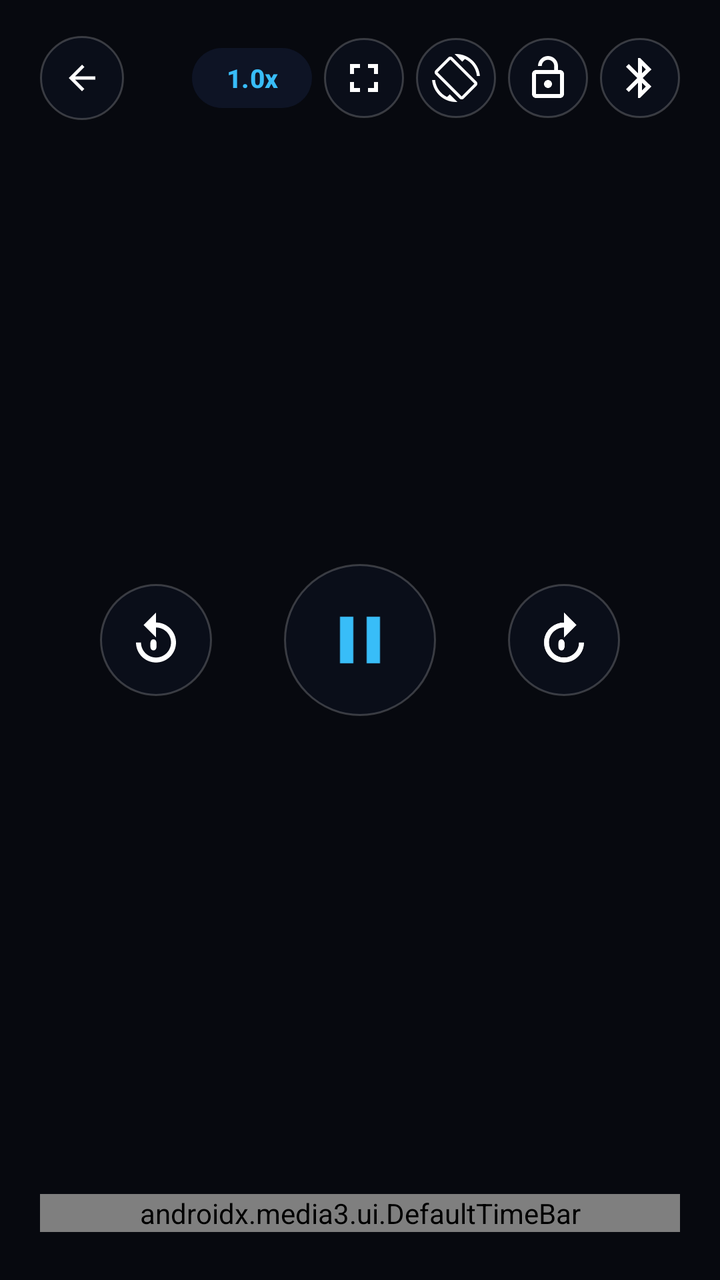
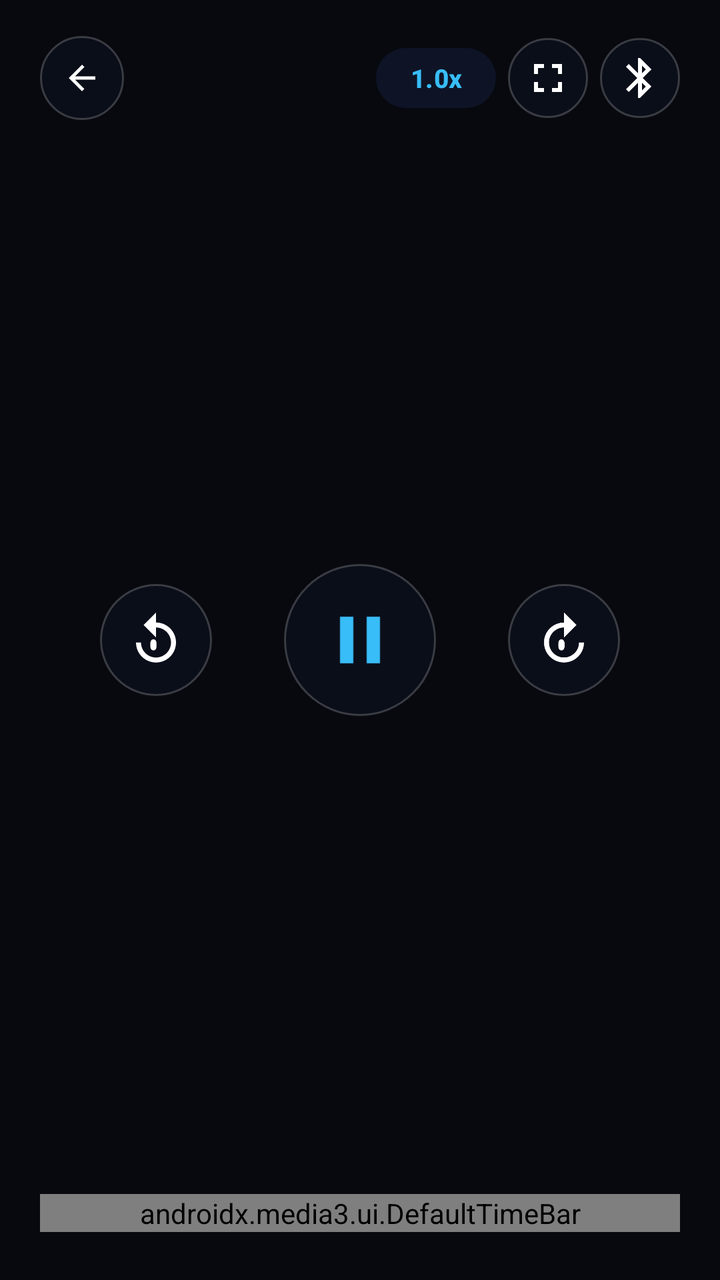

Before-and-after screenshots of an Android layout around one commit, followed by the original layout XML and the change that was made.
<!-- AndroidManifest.xml: application theme Theme.GateFocus -->
<!-- res/layout/custom_player_control.xml -->
<?xml version="1.0" encoding="utf-8"?>
<RelativeLayout xmlns:android="http://schemas.android.com/apk/res/android"
    xmlns:app="http://schemas.android.com/apk/res-auto"
    android:layout_width="match_parent"
    android:layout_height="match_parent"
    android:background="#66000000"
    android:paddingHorizontal="20dp"
    android:paddingVertical="18dp">

    
    <LinearLayout
        android:id="@+id/topBar"
        android:layout_width="match_parent"
        android:layout_height="wrap_content"
        android:layout_alignParentTop="true"
        android:gravity="center_vertical"
        android:orientation="horizontal">

        <ImageButton
            android:id="@+id/btnBack"
            android:layout_width="42dp"
            android:layout_height="42dp"
            android:background="@drawable/bg_circle_button"
            android:contentDescription="Back"
            android:padding="9dp"
            android:src="@drawable/ic_arrow_back"
            app:tint="@color/white" />

        <TextView
            android:id="@+id/tvVideoTitle"
            android:layout_width="0dp"
            android:layout_height="wrap_content"
            android:layout_marginHorizontal="12dp"
            android:layout_weight="1"
            android:ellipsize="end"
            android:maxLines="1"
            android:textColor="@color/white"
            android:textSize="16sp"
            android:textStyle="bold" />

        
        <Button
            android:id="@+id/btnSpeed"
            android:layout_width="wrap_content"
            android:layout_height="38dp"
            android:backgroundTint="#990F172A"
            android:minWidth="60dp"
            android:paddingHorizontal="12dp"
            android:text="1.0x"
            android:textColor="@color/accent"
            android:textSize="13sp"
            android:textStyle="bold" />

        
        <ImageButton
            android:id="@+id/btnAspectFit"
            android:layout_width="40dp"
            android:layout_height="40dp"
            android:layout_marginStart="6dp"
            android:background="@drawable/bg_circle_button"
            android:contentDescription="Toggle Fit or Fill"
            android:padding="8dp"
            android:src="@drawable/ic_fullscreen"
            app:tint="@color/white" />

        
        <ImageButton
            android:id="@+id/btnRotate"
            android:layout_width="40dp"
            android:layout_height="40dp"
            android:layout_marginStart="6dp"
            android:background="@drawable/bg_circle_button"
            android:contentDescription="Rotate Screen"
            android:padding="8dp"
            android:src="@drawable/ic_screen_rotation"
            app:tint="@color/white" />

        
        <ImageButton
            android:id="@+id/btnTouchLock"
            android:layout_width="40dp"
            android:layout_height="40dp"
            android:layout_marginStart="6dp"
            android:background="@drawable/bg_circle_button"
            android:contentDescription="Lock Controls"
            android:padding="8dp"
            android:src="@drawable/ic_lock_open"
            app:tint="@color/white" />

        
        <ImageButton
            android:id="@+id/btnBluetooth"
            android:layout_width="40dp"
            android:layout_height="40dp"
            android:layout_marginStart="6dp"
            android:background="@drawable/bg_circle_button"
            android:contentDescription="Connect Bluetooth Headphones"
            android:padding="8dp"
            android:src="@drawable/ic_bluetooth"
            app:tint="@color/white" />
    </LinearLayout>

    
    <LinearLayout
        android:layout_width="wrap_content"
        android:layout_height="wrap_content"
        android:layout_centerInParent="true"
        android:gravity="center"
        android:orientation="horizontal">

        <ImageButton
            android:id="@+id/exo_rew"
            android:layout_width="56dp"
            android:layout_height="56dp"
            android:background="@drawable/bg_circle_button"
            android:contentDescription="Rewind 10 seconds"
            android:padding="13dp"
            android:scaleType="fitCenter"
            android:src="@drawable/ic_replay_10"
            app:tint="@color/white" />

        <ImageButton
            android:id="@+id/btnPlayPause"
            android:layout_width="76dp"
            android:layout_height="76dp"
            android:layout_marginHorizontal="36dp"
            android:background="@drawable/bg_circle_button"
            android:contentDescription="Play or Pause"
            android:padding="18dp"
            android:scaleType="fitCenter"
            android:src="@drawable/ic_pause"
            app:tint="@color/accent" />

        <ImageButton
            android:id="@+id/exo_ffwd"
            android:layout_width="56dp"
            android:layout_height="56dp"
            android:background="@drawable/bg_circle_button"
            android:contentDescription="Forward 10 seconds"
            android:padding="13dp"
            android:scaleType="fitCenter"
            android:src="@drawable/ic_forward_10"
            app:tint="@color/white" />
    </LinearLayout>

    
    <LinearLayout
        android:layout_width="match_parent"
        android:layout_height="wrap_content"
        android:layout_alignParentBottom="true"
        android:gravity="center_vertical"
        android:orientation="horizontal"
        android:paddingBottom="6dp">

        <TextView
            android:id="@+id/exo_position"
            android:layout_width="0dp"
            android:layout_height="0dp"
            android:visibility="gone" />

        <androidx.media3.ui.DefaultTimeBar
            android:id="@+id/exo_progress"
            android:layout_width="match_parent"
            android:layout_height="wrap_content"
            app:bar_height="5dp"
            app:buffered_color="#66FFFFFF"
            app:played_color="@color/accent"
            app:scrubber_color="@color/accent"
            app:scrubber_dragged_size="22dp"
            app:scrubber_enabled_size="16dp"
            app:touch_target_height="38dp"
            app:unplayed_color="#38FFFFFF" />

        <TextView
            android:id="@+id/exo_duration"
            android:layout_width="0dp"
            android:layout_height="0dp"
            android:visibility="gone" />
    </LinearLayout>

</RelativeLayout>
<!-- resources referenced by this layout -->
<resources>
  <color name="accent">#38BDF8</color>
  <color name="white">#FFFFFF</color>
  <!-- drawable bg_circle_button (drawable) -->
  <?xml version="1.0" encoding="utf-8"?>
  <shape xmlns:android="http://schemas.android.com/apk/res/android"
      android:shape="oval">
      <solid android:color="#660F172A" />
      <stroke
          android:width="1dp"
          android:color="#33FFFFFF" />
  </shape>
  <!-- drawable ic_arrow_back (drawable) -->
  <vector xmlns:android="http://schemas.android.com/apk/res/android"
      android:width="20dp"
      android:height="20dp"
      android:viewportWidth="24"
      android:viewportHeight="24"
      android:tint="?attr/colorControlNormal">
      <path
          android:fillColor="@android:color/white"
          android:pathData="M20,11H7.83l5.59,-5.59L12,4l-8,8 8,8 1.41,-1.41L7.83,13H20v-2z" />
  </vector>
  <!-- drawable ic_bluetooth (drawable) -->
  <vector xmlns:android="http://schemas.android.com/apk/res/android"
      android:width="24dp"
      android:height="24dp"
      android:viewportWidth="24"
      android:viewportHeight="24">
      <path
          android:fillColor="@color/white"
          android:pathData="M17.71,7.71L12,2h-1v7.59L6.41,5 5,6.41 10.59,12 5,17.59 6.41,19 11,14.41V22h1l5.71,-5.71 -4.3,-4.29 4.3,-4.29zM13,5.83l1.88,1.88L13,9.59V5.83zm1.88,10.46L13,18.17v-3.76l1.88,1.88z"/>
  </vector>
  <!-- drawable ic_fullscreen (drawable) -->
  <vector xmlns:android="http://schemas.android.com/apk/res/android"
      android:width="24dp"
      android:height="24dp"
      android:viewportWidth="24"
      android:viewportHeight="24">
      <path
          android:fillColor="@android:color/white"
          android:pathData="M7,14H5v5h5v-2H7v-3zM5,10h2V7h3V5H5v5zM17,17h-3v2h5v-5h-2v3zM14,5v2h3v3h2V5h-5z" />
  </vector>
  <!-- drawable ic_lock_open (drawable) -->
  <vector xmlns:android="http://schemas.android.com/apk/res/android"
      android:width="24dp"
      android:height="24dp"
      android:viewportWidth="24"
      android:viewportHeight="24">
      <path
          android:fillColor="@android:color/white"
          android:pathData="M12,17c1.1,0 2,-0.9 2,-2s-0.9,-2 -2,-2 -2,0.9 -2,2 0.9,2 2,2zM18,8h-1V6c0,-2.76 -2.24,-5 -5,-5S7,3.24 7,6h1.9c0,-1.71 1.39,-3.1 3.1,-3.1 1.71,0 3.1,1.39 3.1,3.1v2H6c-1.1,0 -2,0.9 -2,2v10c0,1.1 0.9,2 2,2h12c1.1,0 2,-0.9 2,-2V10c0,-1.1 -0.9,-2 -2,-2zM18,20H6V10h12v10z" />
  </vector>
  <!-- drawable ic_pause (drawable) -->
  <vector xmlns:android="http://schemas.android.com/apk/res/android"
      android:width="24dp"
      android:height="24dp"
      android:viewportWidth="24"
      android:viewportHeight="24">
      <path
          android:fillColor="@android:color/white"
          android:pathData="M6,19h4V5H6v14zM14,5v14h4V5h-4z" />
  </vector>
  <!-- drawable ic_screen_rotation (drawable) -->
  <vector xmlns:android="http://schemas.android.com/apk/res/android"
      android:width="24dp"
      android:height="24dp"
      android:viewportWidth="24"
      android:viewportHeight="24">
      <path
          android:fillColor="@android:color/white"
          android:pathData="M16.48,2.52c3.27,1.55 5.61,4.72 5.97,8.48h1.5C23.44,4.84 18.29,0 12,0l-0.66,0.03 3.81,3.81 1.33,-1.32zM10.23,1.75c-0.59,-0.59 -1.54,-0.59 -2.12,0L1.75,8.11c-0.59,0.59 -0.59,1.54 0,2.12l12.02,12.02c0.59,0.59 1.54,0.59 2.12,0l6.36,-6.36c0.59,-0.59 0.59,-1.54 0,-2.12L10.23,1.75zM14.83,21.19L2.81,9.17l6.36,-6.36 12.02,12.02 -6.36,6.36zM7.52,21.48C4.25,19.94 1.91,16.76 1.55,13H0.05C0.56,19.16 5.71,24 12,24l0.66,-0.03 -3.81,-3.81 -1.33,1.32z" />
  </vector>
  <style name="Theme.GateFocus" parent="Theme.Material3.Dark.NoActionBar">
          <item name="android:statusBarColor">@color/background</item>
          <item name="android:windowBackground">@color/background</item>
          <item name="colorPrimary">@color/accent</item>
      </style>
  <color name="background">#0B0F19</color>
  <!-- unchanged entries left out for length: 2 -->
</resources>

<!-- the commit's change to res/layout/custom_player_control.xml (unified diff, before → after) -->
@@ -61,30 +61,6 @@
             android:contentDescription="Toggle Fit or Fill"
             android:padding="8dp"
             android:src="@drawable/ic_fullscreen"
-            app:tint="@color/white" />
-
-        
-        <ImageButton
-            android:id="@+id/btnRotate"
-            android:layout_width="40dp"
-            android:layout_height="40dp"
-            android:layout_marginStart="6dp"
-            android:background="@drawable/bg_circle_button"
-            android:contentDescription="Rotate Screen"
-            android:padding="8dp"
-            android:src="@drawable/ic_screen_rotation"
-            app:tint="@color/white" />
-
-        
-        <ImageButton
-            android:id="@+id/btnTouchLock"
-            android:layout_width="40dp"
-            android:layout_height="40dp"
-            android:layout_marginStart="6dp"
-            android:background="@drawable/bg_circle_button"
-            android:contentDescription="Lock Controls"
-            android:padding="8dp"
-            android:src="@drawable/ic_lock_open"
             app:tint="@color/white" />
 
         
<!-- resource entries referenced after the edit -->
@@ -42,16 +42,6 @@
           android:fillColor="@android:color/white"
           android:pathData="M7,14H5v5h5v-2H7v-3zM5,10h2V7h3V5H5v5zM17,17h-3v2h5v-5h-2v3zM14,5v2h3v3h2V5h-5z" />
   </vector>
-  <!-- drawable ic_lock_open (drawable) -->
-  <vector xmlns:android="http://schemas.android.com/apk/res/android"
-      android:width="24dp"
-      android:height="24dp"
-      android:viewportWidth="24"
-      android:viewportHeight="24">
-      <path
-          android:fillColor="@android:color/white"
-          android:pathData="M12,17c1.1,0 2,-0.9 2,-2s-0.9,-2 -2,-2 -2,0.9 -2,2 0.9,2 2,2zM18,8h-1V6c0,-2.76 -2.24,-5 -5,-5S7,3.24 7,6h1.9c0,-1.71 1.39,-3.1 3.1,-3.1 1.71,0 3.1,1.39 3.1,3.1v2H6c-1.1,0 -2,0.9 -2,2v10c0,1.1 0.9,2 2,2h12c1.1,0 2,-0.9 2,-2V10c0,-1.1 -0.9,-2 -2,-2zM18,20H6V10h12v10z" />
-  </vector>
   <!-- drawable ic_pause (drawable) -->
   <vector xmlns:android="http://schemas.android.com/apk/res/android"
       android:width="24dp"
@@ -62,16 +52,6 @@
           android:fillColor="@android:color/white"
           android:pathData="M6,19h4V5H6v14zM14,5v14h4V5h-4z" />
   </vector>
-  <!-- drawable ic_screen_rotation (drawable) -->
-  <vector xmlns:android="http://schemas.android.com/apk/res/android"
-      android:width="24dp"
-      android:height="24dp"
-      android:viewportWidth="24"
-      android:viewportHeight="24">
-      <path
-          android:fillColor="@android:color/white"
-          android:pathData="M16.48,2.52c3.27,1.55 5.61,4.72 5.97,8.48h1.5C23.44,4.84 18.29,0 12,0l-0.66,0.03 3.81,3.81 1.33,-1.32zM10.23,1.75c-0.59,-0.59 -1.54,-0.59 -2.12,0L1.75,8.11c-0.59,0.59 -0.59,1.54 0,2.12l12.02,12.02c0.59,0.59 1.54,0.59 2.12,0l6.36,-6.36c0.59,-0.59 0.59,-1.54 0,-2.12L10.23,1.75zM14.83,21.19L2.81,9.17l6.36,-6.36 12.02,12.02 -6.36,6.36zM7.52,21.48C4.25,19.94 1.91,16.76 1.55,13H0.05C0.56,19.16 5.71,24 12,24l0.66,-0.03 -3.81,-3.81 -1.33,1.32z" />
-  </vector>
   <style name="Theme.GateFocus" parent="Theme.Material3.Dark.NoActionBar">
           <item name="android:statusBarColor">@color/background</item>
           <item name="android:windowBackground">@color/background</item>
